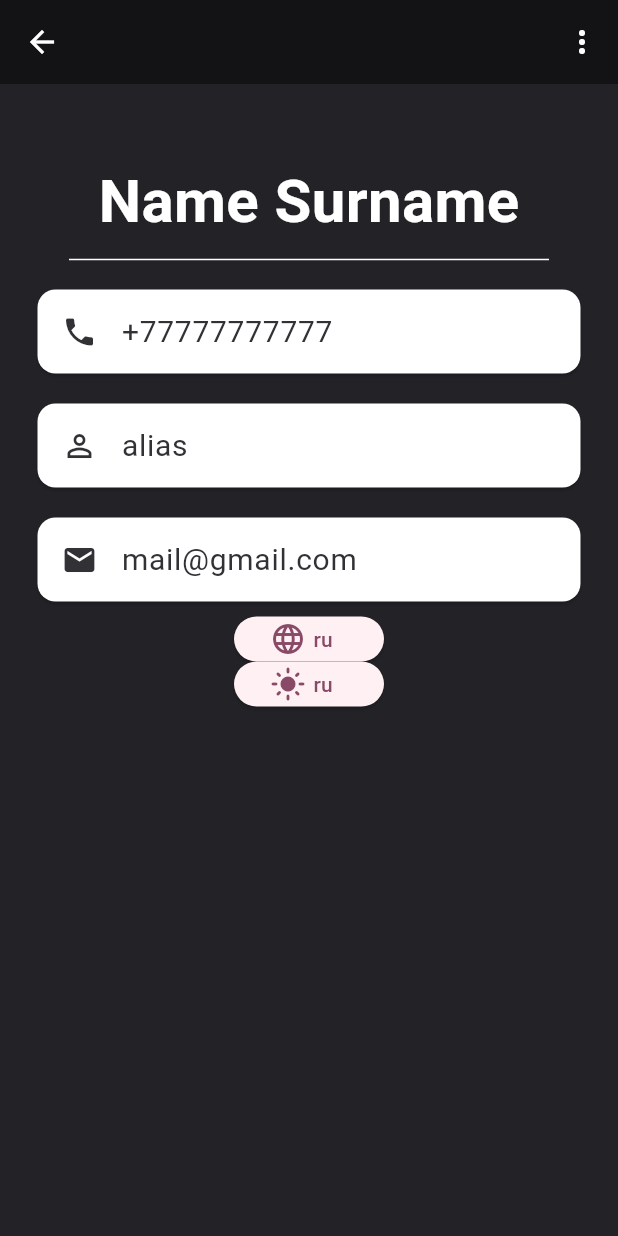
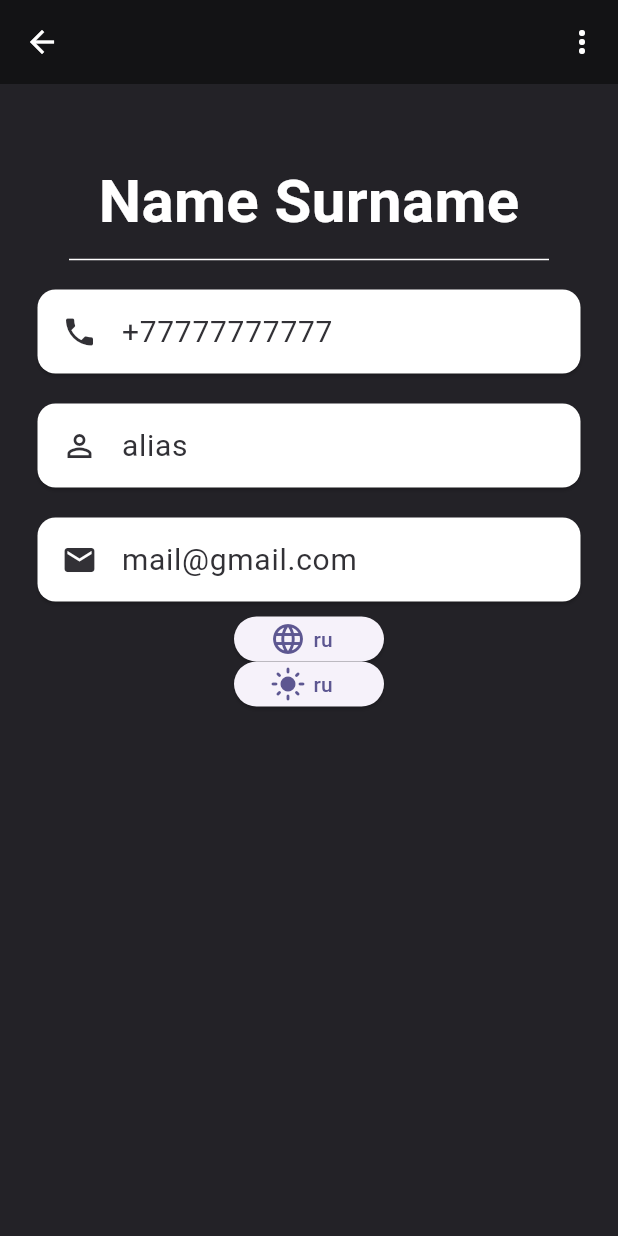
Before and after one commit to edikgoose/news-app, a Flutter app: the ProfilePage screen opened directly, after a tap on "en", on a phone screen of 412 x 824 dp. Run offline on Flutter 3.47's test engine with Material 2 defaults, Android fonts, the light colour scheme and no system bars; our stand-ins replace firebase_core, firebase_crashlytics, flutter_riverpod, freezed_annotation; accounts and stored records are empty; generated files the repository leaves out were written again; network calls fail; Roboto replaces fonts that are missing (Pacifico, Source Sans Pro).

Commit message:
small fix

```diff
--- a/lib/main.dart
+++ b/lib/main.dart
@@ -42,8 +42,7 @@ class MyApp extends ConsumerWidget {
       title: 'News App',
       theme: ThemeData(
           useMaterial3: true,
-          // colorScheme: ColorScheme.fromSeed(seedColor: Color.fromRGBO(35, 34, 39, 0.612)),
-                    colorScheme: ColorScheme.fromSeed(seedColor: Color.fromRGBO(238, 232, 232, 0.963)),
+          colorScheme: ColorScheme.fromSeed(seedColor: Color.fromRGBO(35, 34, 39, 0.612)),
 
         ),
         // darkTheme: ThemeData.dark(),
```
